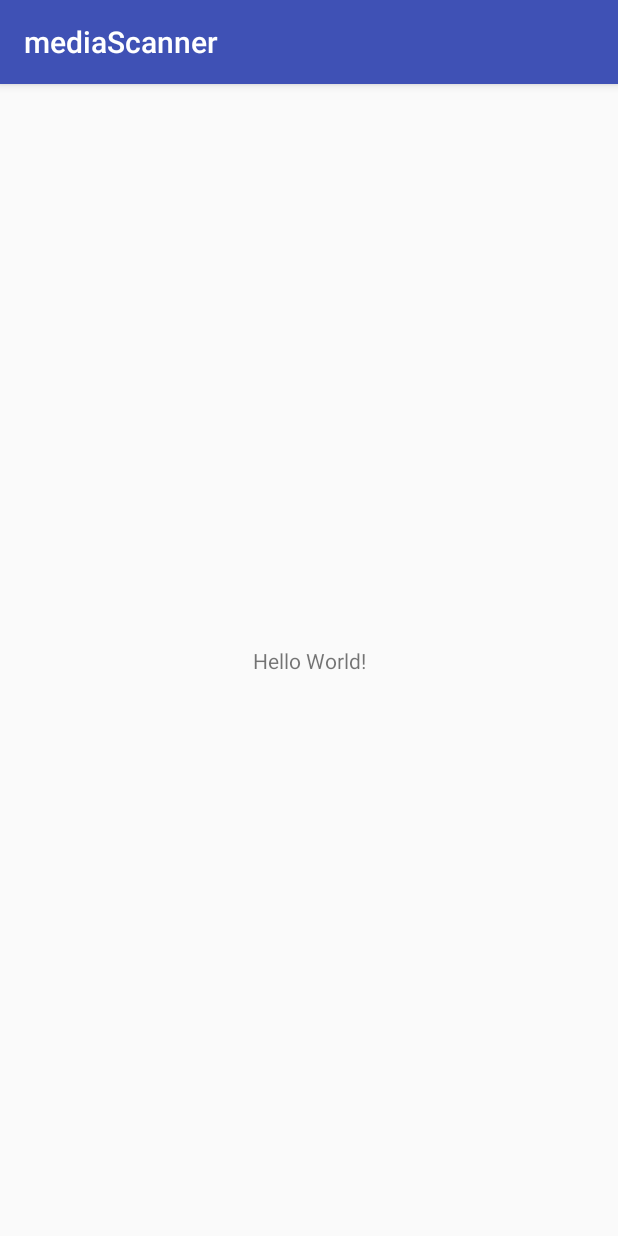
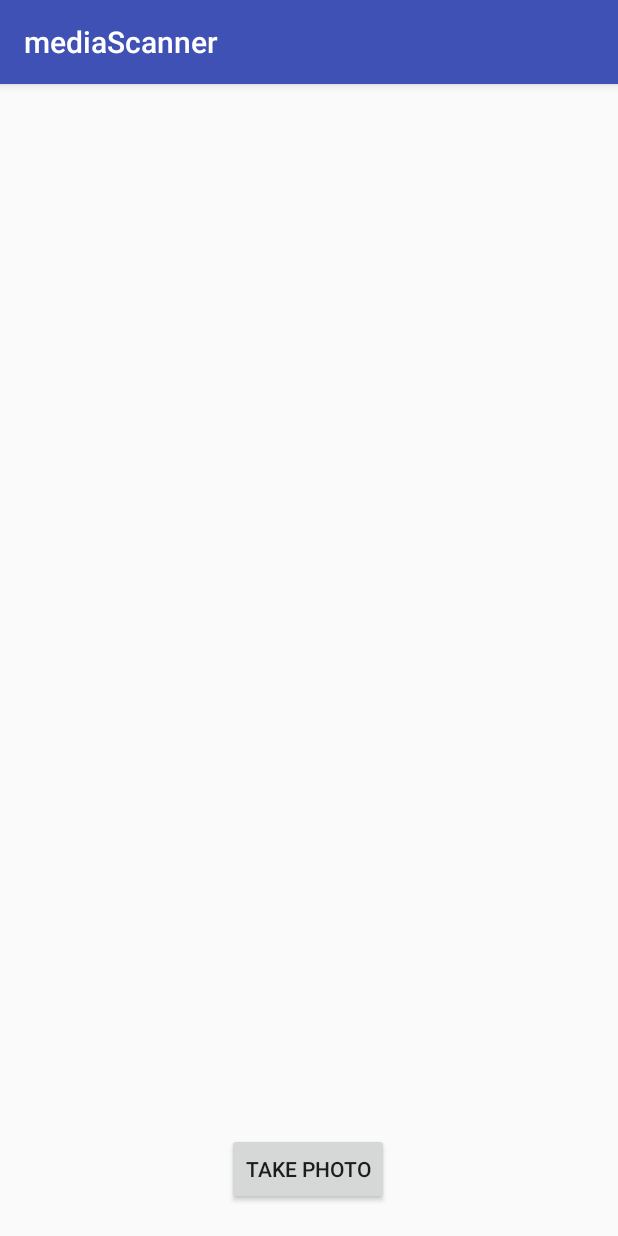
Before and after one commit to SteelJackV2/mediaScanner, an Android app: the screen it shows after launch (MainActivity), on a phone screen of 412 x 824 dp. Run offline under Robolectric (Android 15) with nearby library versions, the phone set to English and light mode, and no system bars.

Commit message:
taking photos and converting it to an image

```diff
--- a/app/src/main/res/layout/activity_main.xml
+++ b/app/src/main/res/layout/activity_main.xml
@@ -6,13 +6,25 @@
     android:layout_height="match_parent"
     tools:context="com.example.akash.mediascanner.MainActivity">
 
-    <TextView
+    <Button
+        android:id="@+id/take"
         android:layout_width="wrap_content"
         android:layout_height="wrap_content"
-        android:text="Hello World!"
+        android:text="Take Photo"
         app:layout_constraintBottom_toBottomOf="parent"
-        app:layout_constraintLeft_toLeftOf="parent"
-        app:layout_constraintRight_toRightOf="parent"
+        app:layout_constraintEnd_toEndOf="parent"
+        app:layout_constraintHorizontal_bias="0.498"
+        app:layout_constraintStart_toStartOf="parent"
+        app:layout_constraintTop_toTopOf="parent"
+        app:layout_constraintVertical_bias="0.971" />
+
+    <ImageView
+        android:id="@+id/photo"
+        android:layout_width="wrap_content"
+        android:layout_height="wrap_content"
+        app:layout_constraintBottom_toBottomOf="parent"
+        app:layout_constraintEnd_toEndOf="parent"
+        app:layout_constraintHorizontal_bias="0.5"
+        app:layout_constraintStart_toStartOf="parent"
         app:layout_constraintTop_toTopOf="parent" />
-
 </android.support.constraint.ConstraintLayout>
```
Also changed, not shown: app/src/main/java/com/example/akash/mediascanner/MainActivity.java (+25 -34 lines).
